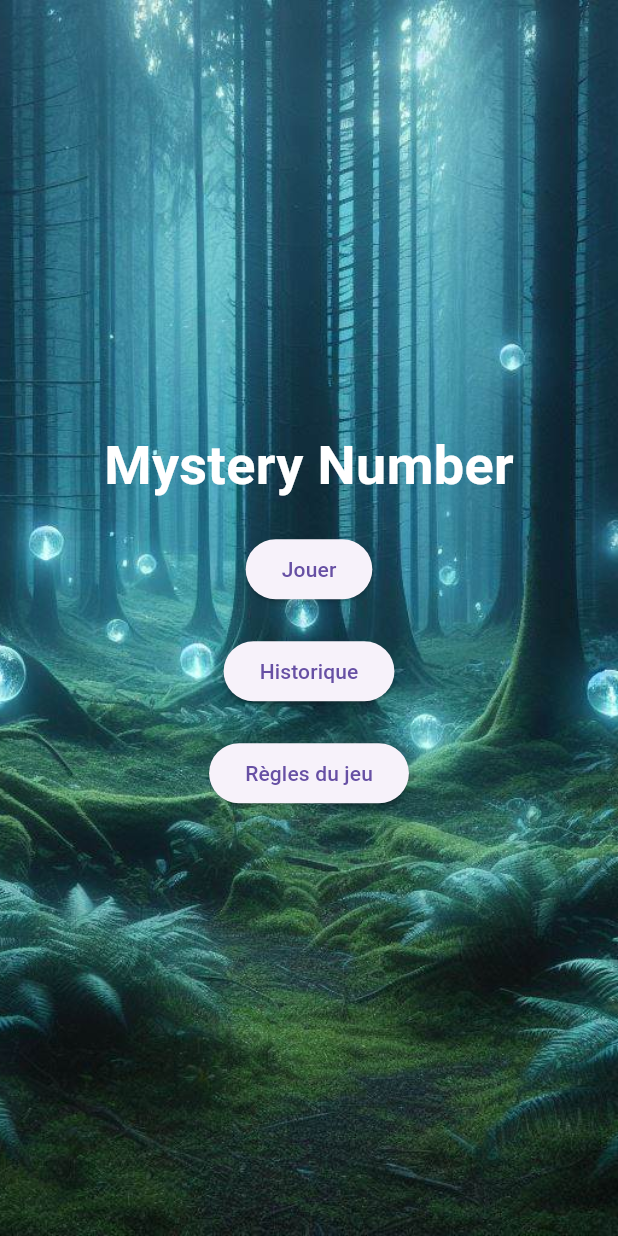
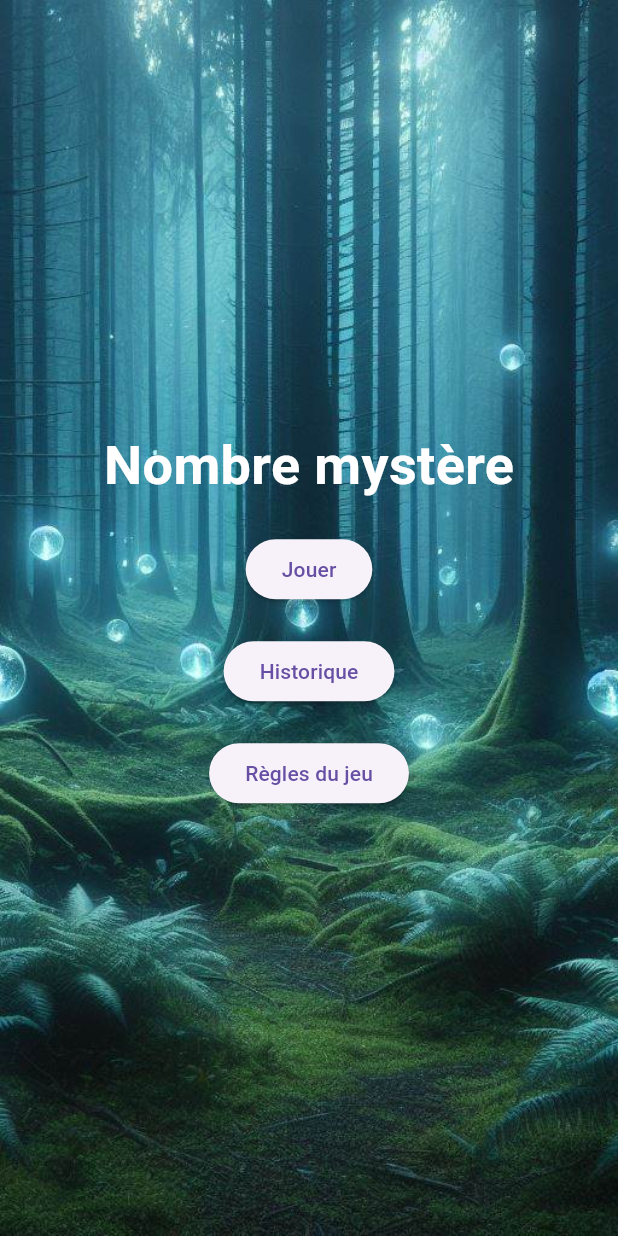
Before and after one commit to QuentinDroucheau/Mobile-TP, a Flutter app: the screen it shows after launch, on a phone screen of 412 x 824 dp. Run offline on Flutter 3.47's test engine with Material 3 defaults, Android fonts, the phone set to English and light mode, and no system bars; our stand-ins replace sqflite; accounts and stored records are empty.

Commit message:
changementé

```diff
--- a/lib/main.dart
+++ b/lib/main.dart
@@ -2,7 +2,6 @@ import 'package:flutter/material.dart';
 import 'package:mobile_tp/pages/home_page.dart';
 import 'package:mobile_tp/services/sqflite_service.dart';
 void main() async {
-  // WidgetsFlutterBinding.ensureInitialized();
   runApp(MysteryNumberApp());
 }
 
--- a/lib/pages/home_page.dart
+++ b/lib/pages/home_page.dart
@@ -21,7 +21,7 @@ class HomePage extends StatelessWidget {
             mainAxisAlignment: MainAxisAlignment.center,
             children: <Widget>[
               const Text(
-                'Mystery Number',
+                'Nombre mystère',
                 style: TextStyle(
                     fontSize: 36,
                     fontWeight: FontWeight.bold,
```
